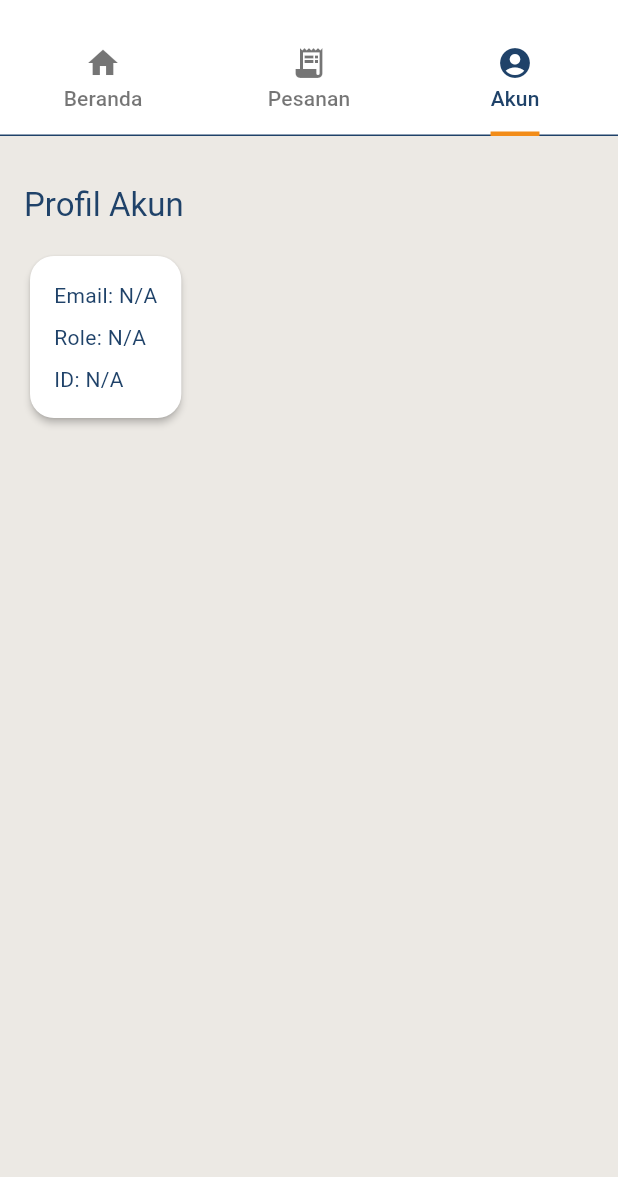
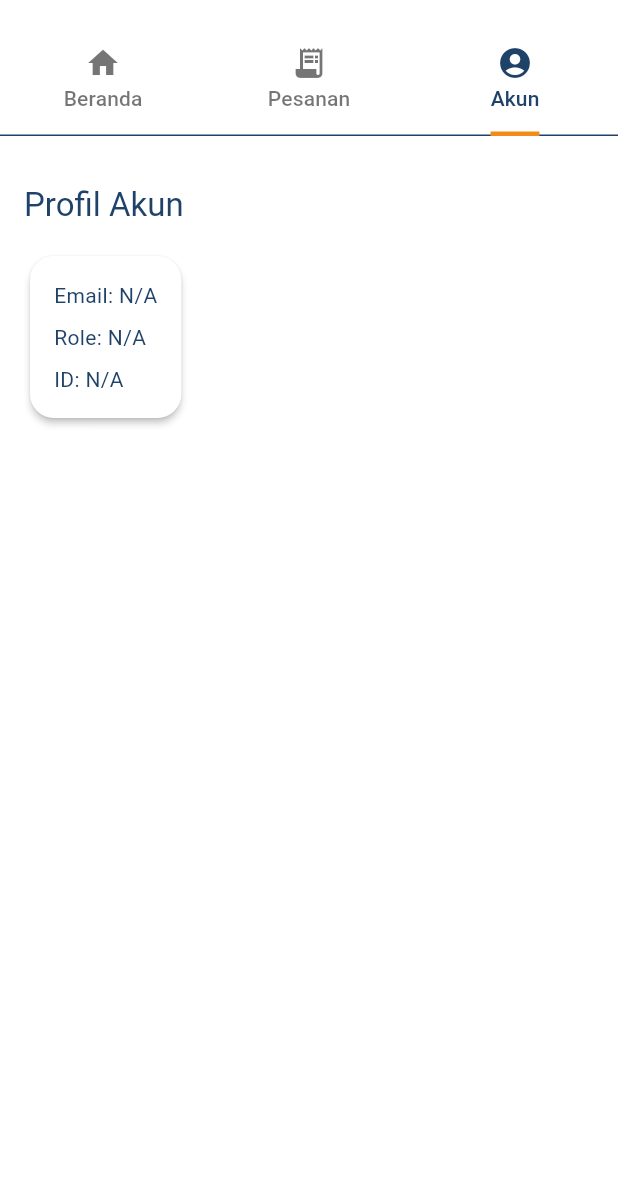
Before and after one commit to radenelsa7-bot/PM_UAS_rekayasa_Sistem_Informasi, a Flutter app: the HomePage screen opened directly, tab 3 chosen, on a phone screen of 412 x 824 dp, the part 59-1236 px from its top. Run offline on Flutter 3.47's test engine with Material 3 defaults, Android fonts, the phone set to English and light mode, and no system bars; our stand-ins replace dio, flutter_riverpod, flutter_secure_storage; accounts and stored records are empty; network calls fail.

```diff
--- a/mobile/lib/app/theme/app_theme.dart
+++ b/mobile/lib/app/theme/app_theme.dart
@@ -13,8 +13,6 @@ class AppTheme {
       onPrimary: white,
       secondary: orange,
       onSecondary: white,
-      background: cream,
-      onBackground: navy,
       surface: white,
       onSurface: navy,
       error: Colors.red,
--- a/mobile/lib/features/home/home_page.dart
+++ b/mobile/lib/features/home/home_page.dart
@@ -29,7 +29,7 @@ class HomePage extends ConsumerWidget {
     return DefaultTabController(
       length: tabs.length,
       child: Scaffold(
-        backgroundColor: Theme.of(context).colorScheme.background,
+        backgroundColor: Theme.of(context).colorScheme.surface,
         appBar: AppBar(
           title: const Text('TukangDekat'),
           backgroundColor: Theme.of(context).colorScheme.surface,
```
Also changed, not shown: mobile/pubspec.lock.
